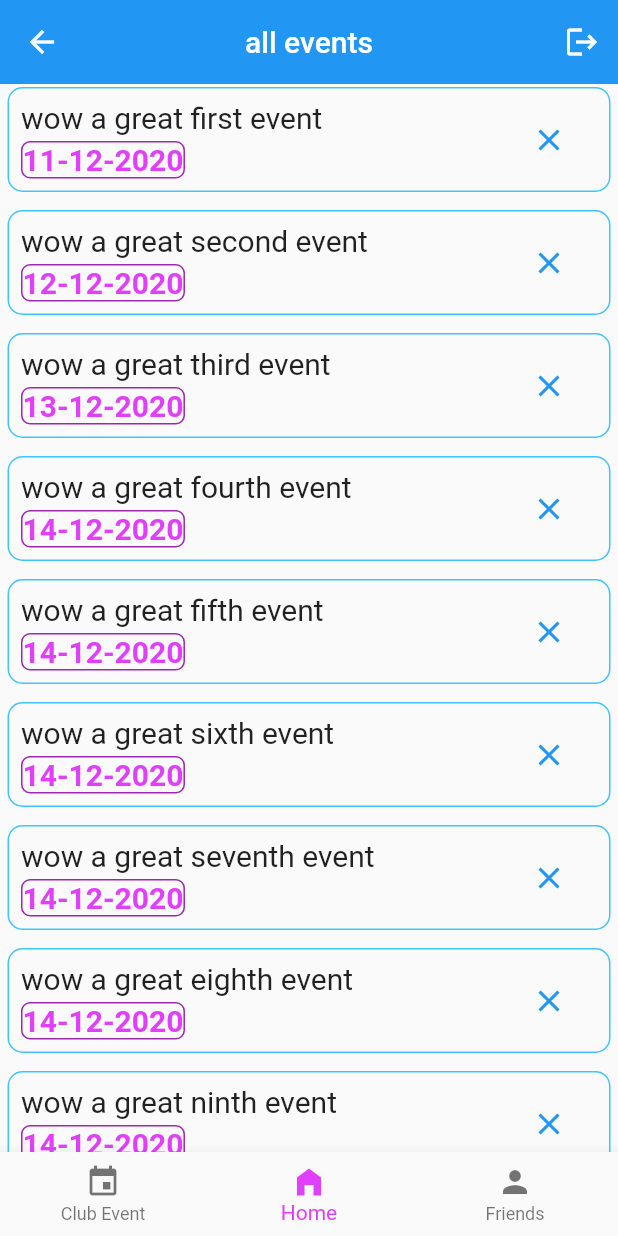
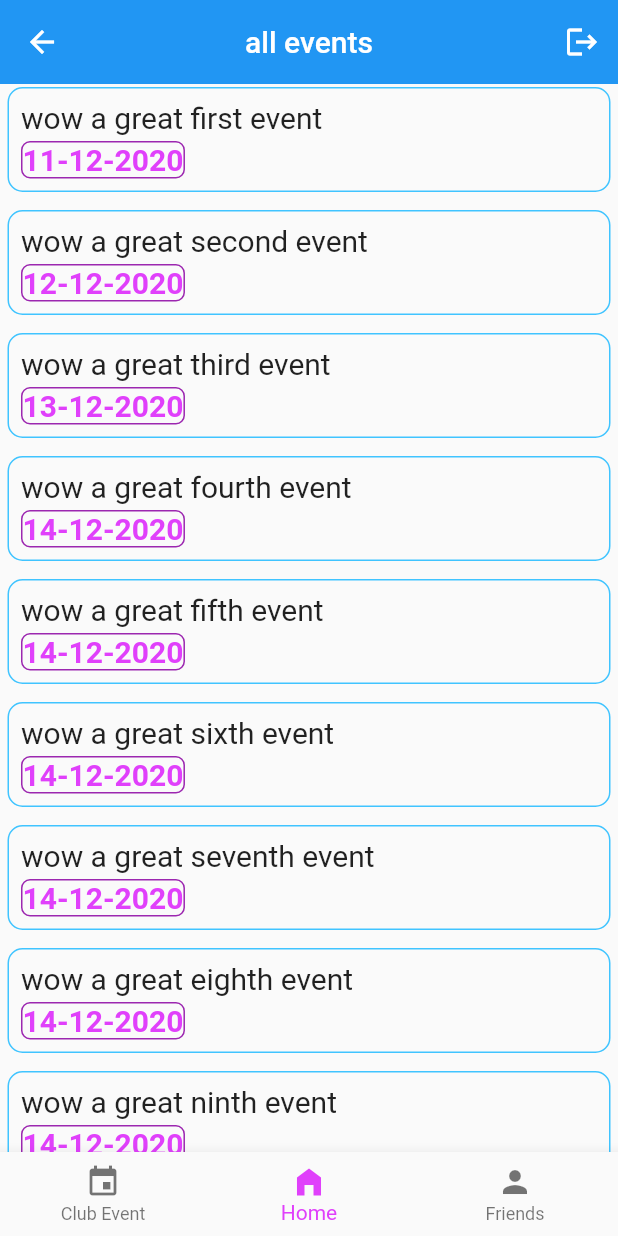
Before and after one commit to kamalraj-ten/college-dule, a Flutter app: the Categories screen opened by its route, on a phone screen of 412 x 824 dp. Run offline on Flutter 3.47's test engine with Material 2 defaults, Android fonts, the phone set to English and light mode, and no system bars; our stand-ins replace cloud_firestore, firebase_auth, firebase_core, firebase_database, shared_preferences; accounts and stored records are empty.

Commit message:
completed club event category page for individual users

```diff
--- a/lib/Categories.dart
+++ b/lib/Categories.dart
@@ -1,10 +1,9 @@
 import 'package:collegedule/Plan.dart';
 import 'package:collegedule/clubEvents.dart';
 import 'package:collegedule/flutterfire.dart';
+import 'package:collegedule/friendsEvents.dart';
 import 'package:flutter/material.dart';
 import 'package:shared_preferences/shared_preferences.dart';
-
-import 'DatabaseManager.dart';
 
 class Categories extends StatefulWidget {
   @override
@@ -14,12 +13,18 @@ class Categories extends StatefulWidget {
 class _CategoriesState extends State<Categories> {
   String title = "all events";
   int selectedIndex = 1;
+  String uid;
+  List<String> friendsUid;
 
   final pages = [
     new ClubEvents(),
     new Schedules(),
     new Schedules(),
   ];
+
+  _CategoriesState() {
+    getPrefs();
+  }
 
   @override
   Widget build(BuildContext context) {
@@ -37,7 +42,17 @@ class _CategoriesState extends State<Categories> {
                 bool signedOut = await signOut();
                 if (signedOut)
                   Navigator.pushReplacementNamed(context, "/log_in");
-              })
+              }),
+          selectedIndex == 2
+              ? IconButton(
+                  icon: Icon(
+                    Icons.person_add_rounded,
+                    semanticLabel: "add friend",
+                  ),
+                  onPressed: () {
+                    Navigator.pushNamed(context, "/friend_add_page");
+                  })
+              : Container(),
         ],
       ),
       body: this.pages[selectedIndex],
@@ -71,10 +86,19 @@ class _CategoriesState extends State<Categories> {
               onPressed: () async {
                 if (selectedIndex == 0)
                   Navigator.pushNamed(context, "/club_event_entry");
+                else
+                  // TODO: change to correct functionality later
+                  print(friendsUid);
               },
               child: Icon(Icons.add),
             )
           : null,
     );
   }
+
+  void getPrefs() async {
+    final prefs = await SharedPreferences.getInstance();
+    this.uid = prefs.getString("uid");
+    this.friendsUid = await getFriendsUid(uid);
+  }
 }
--- a/lib/Plan.dart
+++ b/lib/Plan.dart
@@ -7,7 +7,7 @@ class Plan {
   String text, date;
   String id;
 
-  Plan({@required this.text, this.date}){
+  Plan({@required this.text, this.date}) {
     var uuid = Uuid();
     id = uuid.v1();
   }
@@ -24,17 +24,16 @@ class Plan {
     Plan(text: "wow a great ninth event", date: "14-12-2020"),
   ];
 
-
   static void removePlan(String id) {
     plans.removeWhere((element) => element.id == id);
   }
 }
 
 class Schedule extends StatelessWidget {
+  final text, date, onClick;
+  String id, uid;
 
-  final text, date, id, onClick;
-
-  Schedule({this.text, this.date, this.id, this.onClick});
+  Schedule({this.text, this.date, this.id, this.onClick, this.uid = ""});
 
   @override
   Widget build(BuildContext context) {
@@ -45,8 +44,7 @@ class Schedule extends StatelessWidget {
           border: Border.all(
             color: Colors.lightBlueAccent,
           ),
-          borderRadius: BorderRadius.all(Radius.circular(10))
-      ),
+          borderRadius: BorderRadius.all(Radius.circular(10))),
       child: Row(
         mainAxisSize: MainAxisSize.max,
         mainAxisAlignment: MainAxisAlignment.spaceEvenly,
@@ -60,32 +58,40 @@ class Schedule extends StatelessWidget {
                     child: Text(
                       this.text,
                       style: TextStyle(fontSize: 20),
-                        )
-                    ),
+                    )),
                 Container(
                     decoration: BoxDecoration(
                         borderRadius: BorderRadius.all(Radius.circular(6)),
                         border: Border.all(
                           color: Colors.purple,
-                            )
-                        ),
-                        child: Text(this.date , style: TextStyle(
+                        )),
+                    child: Text(
+                      this.date,
+                      style: TextStyle(
                         fontSize: 20,
                         color: Colors.purpleAccent,
                         fontWeight: FontWeight.bold,
                       ),
                     )),
-                  ]
-              )
-          ),
-          TextButton(onPressed: (){
-            onClick(id);
-          }, child: Icon(Icons.clear))],
+              ])),
+          getRemoveBtn(),
+        ],
       ),
     );
   }
+
+  Widget getRemoveBtn() {
+    print("id $id uid $uid");
+    if (id.compareTo(uid) == 0) {
+      return TextButton(
+          onPressed: () {
+            onClick(id);
+          },
+          child: Icon(Icons.clear));
     }
-
+    return Container();
+  }
+}
 
 class Schedules extends StatefulWidget {
   @override
@@ -93,7 +99,6 @@ class Schedules extends StatefulWidget {
 }
 
 class _SchedulesState extends State<Schedules> {
-
   List<Plan> plans = Plan.plans;
 
   @override
@@ -101,7 +106,11 @@ class _SchedulesState extends State<Schedules> {
     return ListView.builder(
         itemCount: Plan.plans.length,
         itemBuilder: (context, index) {
-      return Schedule(text: plans[index].text, date: plans[index].date, id: plans[index].id, onClick: removePlan);
+          return Schedule(
+              text: plans[index].text,
+              date: plans[index].date,
+              id: plans[index].id,
+              onClick: removePlan);
         });
   }
 
--- a/lib/event.dart
+++ b/lib/event.dart
@@ -26,7 +26,7 @@ class ClubEvent {
   ClubEvent.fromMap(Map map) {
     this.event = map['event'];
     this.email = map['email'];
-    this.date = DateTime.parse(map['date'].toString());
+    this.date = map['date'].toDate();
     this.department = map['department'];
     this.college = map['college'];
     this.uid = map['uid'];
--- a/lib/main.dart
+++ b/lib/main.dart
@@ -3,6 +3,7 @@ import 'package:collegedule/DatabaseManager.dart';
 import 'package:collegedule/LogIn.dart';
 import 'package:collegedule/SignUp.dart';
 import 'package:collegedule/clubEventEntry.dart';
+import 'package:collegedule/friendAddPage.dart';
 import 'package:firebase_core/firebase_core.dart';
 import 'package:flutter/material.dart';
 import 'package:shared_preferences/shared_preferences.dart';
@@ -27,6 +28,7 @@ class MyApp extends StatelessWidget {
         "/schedules": (context) => Schedules(),
         "/categories": (context) => Categories(),
         "/club_event_entry": (context) => ClubEventEntry(),
+        "/friend_add_page": (context) => FriendAddPage(),
       },
     );
   }
--- a/lib/schedule.dart
+++ b/lib/schedule.dart
@@ -42,7 +42,7 @@ class Schedule extends StatelessWidget {
                               color: Colors.purple,
                             )
                         ),
-                        child: Text(this.clubEvent.date , style: TextStyle(
+                        child: Text(this.clubEvent.date.toLocal().toString() , style: TextStyle(
                           fontSize: 20,
                           color: Colors.purpleAccent,
                           fontWeight: FontWeight.bold,
```
Also changed, not shown: lib/clubEvents.dart (+28 -8 lines), lib/flutterfire.dart (+74 -0 lines), lib/friendAddPage.dart (added, +41 -0 lines), lib/friendsEvents.dart (added, +38 -0 lines). Lines whose indentation alone changed are shown as unchanged.
